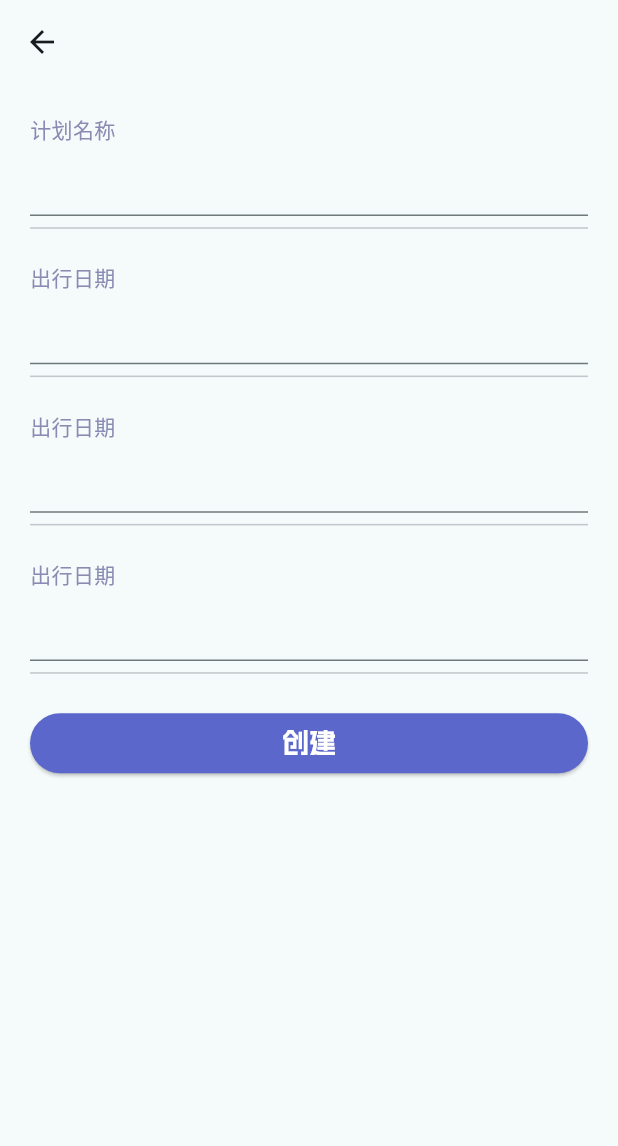
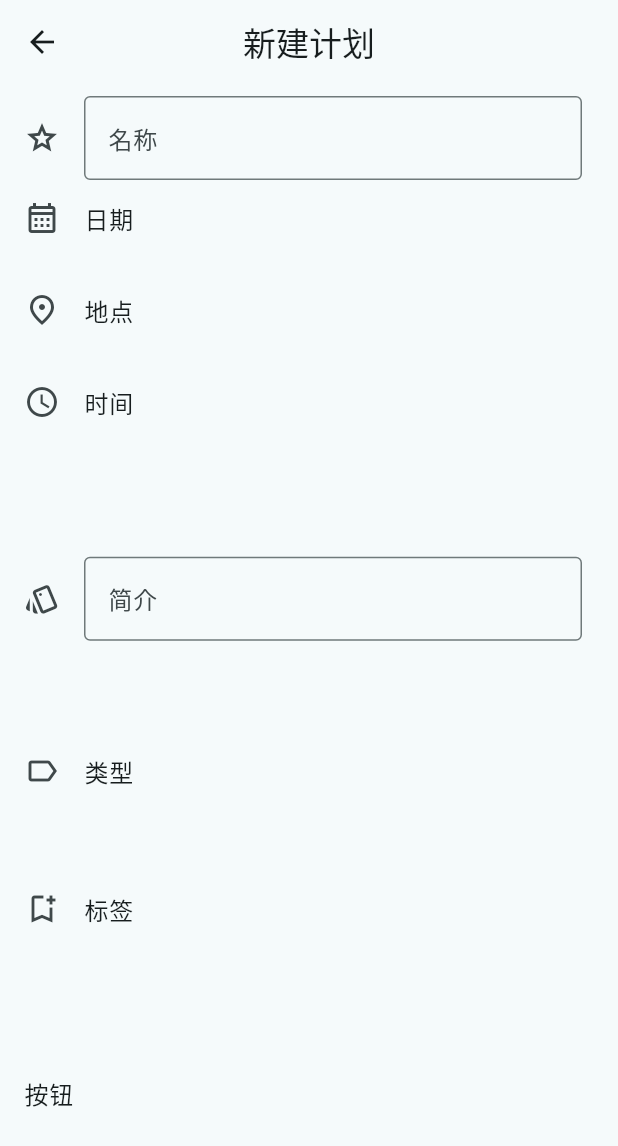
Before and after one commit to plantSnow/Pirt, a Flutter app: the AddPlan screen opened by its route, on a phone screen of 412 x 824 dp. Shown: the top 1146 px of the screen. Run offline on Flutter 3.47's test engine with Material 3 defaults, Android fonts, the phone set to English and light mode, and no system bars; our stand-ins replace calendar_date_picker2; Roboto replaces fonts that are missing (DingTalk).

Commit message:
原来那个改为column后会超 我改成了listtitle

```diff
--- a/lib/pages/add_plan_page.dart
+++ b/lib/pages/add_plan_page.dart
@@ -1,5 +1,105 @@
 import 'package:flutter/material.dart';
-import '../widgets/AddPlanPage/ok_button.dart';
+import 'package:flutter/widgets.dart';
+// import '../widgets/AddPlanPage/ok_button.dart';
+
+class AddPlan extends StatelessWidget {
+  const AddPlan({super.key});
+
+  @override
+  Widget build(BuildContext context) {
+    return Scaffold(
+        appBar: AppBar(
+          leading: const BackButton(), //返回按钮
+          title: const Text("新建计划"),
+          centerTitle: true,
+        ),
+        body: const Column(
+          children: [
+            Flexible(
+                flex: 2,
+                fit: FlexFit.tight,
+                child: ListTile(
+                  leading: Icon(Icons.grade_outlined),
+                  title: TextField(
+                    obscureText: true,
+                    decoration: InputDecoration(
+                      border: OutlineInputBorder(),
+                      labelText: '名称',
+                    ),
+                  ),
+                )),
+            Flexible(
+              flex: 2,
+              fit: FlexFit.tight,
+              child: ListTile(
+                leading: Icon(Icons.calendar_month_outlined),
+                title: Text("日期"),
+                // TODO:放个日历
+              ),
+            ),
+            Flexible(
+              flex: 2,
+              fit: FlexFit.tight,
+              child: ListTile(
+                leading: Icon(Icons.place_outlined),
+                title: Text("地点"),
+                // TODO:加个对话框
+              ),
+            ),
+            Flexible(
+              flex: 4,
+              fit: FlexFit.tight,
+              child: ListTile(
+                leading: Icon(Icons.watch_later_outlined),
+                title: Text("时间"),
+                // TODO:加个对话框
+              ),
+            ),
+            Flexible(
+              flex: 4,
+              fit: FlexFit.tight,
+              child: ListTile(
+                leading: Icon(Icons.style_outlined),
+                title: TextField(
+                  obscureText: true,
+                  decoration: InputDecoration(
+                    border: OutlineInputBorder(),
+                    labelText: '简介',
+                  ),
+                ),
+              ),
+            ),
+            Flexible(
+              flex: 3,
+              fit: FlexFit.tight,
+              child: ListTile(
+                leading: Icon(Icons.label_outline),
+                title: Text("类型"),
+                // TODO:加个单选器
+              ),
+            ),
+            Flexible(
+              flex: 4,
+              fit: FlexFit.tight,
+              child: ListTile(
+                leading: Icon(Icons.bookmark_add_outlined),
+                title: Text("标签"),
+                // TODO:加个复选器
+              ),
+            ),
+            Flexible(
+              flex: 4,
+              fit: FlexFit.tight,
+              child: ListTile(
+                // leading: Icon(Icons.place),
+                title: Text("按钮"),
+                // TODO:把按钮挪过来
+              ),
+            ),
+          ],
+        ));
+  }
+}
 
 // 这个是一个输入栏, 还没做的很完善, (没有传参)
 class MyTextField extends StatelessWidget {
@@ -9,13 +109,13 @@ class MyTextField extends StatelessWidget {
 
   @override
   Widget build(BuildContext context) {
-    double screenHeight = MediaQuery.of(context).size.height;
-    double screenWidth = MediaQuery.of(context).size.width;
+    // double screenHeight = MediaQuery.of(context).size.height;
+    // double screenWidth = MediaQuery.of(context).size.width;
     return Column(crossAxisAlignment: CrossAxisAlignment.center, children: [
       SizedBox(
-        width: screenWidth,
-        height: 0.12 * screenHeight,
-        child: Column(crossAxisAlignment: CrossAxisAlignment.start, children: [
+        // width: screenWidth,
+        // height: 0.12 * screenHeight,
+        child: Row(crossAxisAlignment: CrossAxisAlignment.start, children: [
           Text(
             question,
             style: const TextStyle(
@@ -31,25 +131,3 @@ class MyTextField extends StatelessWidget {
     ]);
   }
 }
-
-class AddPlan extends StatelessWidget {
-  const AddPlan({super.key});
-
-  @override
-  Widget build(BuildContext context) {
-    return Scaffold(
-      appBar: AppBar(
-        leading: const BackButton(),//返回按钮
-      ),
-      body: ListView(//列表
-        padding: const EdgeInsets.all(20),
-        children: const [
-        MyTextField(question: "计划名称"),
-        MyTextField(question: "出行日期"),
-        MyTextField(question: "出行日期"),
-        MyTextField(question: "出行日期"),
-        OKButton(),
-      ]),
-    );
-  }
-}
--- a/lib/widgets/HomePage/info_display.dart
+++ b/lib/widgets/HomePage/info_display.dart
@@ -1,6 +1,7 @@
 import 'package:flutter/material.dart';
 
 // TODO: 稀烂的, 功能完全没做出来, 这只是个图形, 这根条不太能做啊
+// TODO：用carousel轮播来实现这个对未来与过去旅程的观看 https://m3.material.io/components/carousel/guidelines#13b90133-e09f-41e1-b707-53f4ab2f54ef
 // 紫色框框下面那根进度条
 class InfoArrow extends StatefulWidget {
   const InfoArrow({super.key});
```
Also changed, not shown: pubspec.lock.
